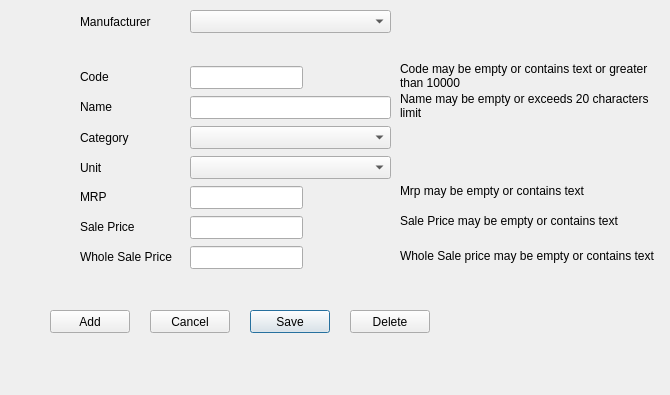
First picture: the form in src/productform.ui, repository thamizha/angadi, before the edit.
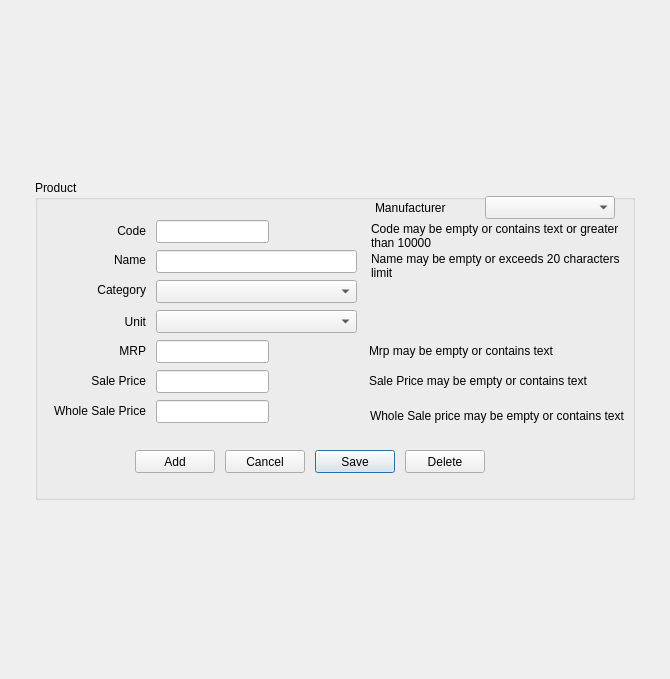
Second picture: the form after the edit.

```diff
--- a/src/productform.ui
+++ b/src/productform.ui
@@ -7,87 +7,76 @@
     <x>0</x>
     <y>0</y>
     <width>670</width>
-    <height>395</height>
+    <height>679</height>
    </rect>
   </property>
   <property name="windowTitle">
    <string>Form</string>
   </property>
-  <widget class="QComboBox" name="comboBoxcategoryId">
-   <property name="geometry">
-    <rect>
-     <x>190</x>
-     <y>126</y>
-     <width>201</width>
-     <height>23</height>
-    </rect>
-   </property>
-  </widget>
-  <widget class="QPushButton" name="pushButtonSave">
+  <property name="styleSheet">
+   <string notr="true"/>
+  </property>
+  <layout class="QHBoxLayout" name="horizontalLayout_2">
+   <item>
+    <layout class="QHBoxLayout" name="horizontalLayout">
+     <item>
+      <spacer name="horizontalSpacer">
+       <property name="orientation">
+        <enum>Qt::Horizontal</enum>
+       </property>
+       <property name="sizeHint" stdset="0">
+        <size>
+         <width>40</width>
+         <height>20</height>
+        </size>
+       </property>
+      </spacer>
+     </item>
+     <item>
+      <layout class="QVBoxLayout" name="verticalLayout">
+       <item>
+        <spacer name="verticalSpacer">
+         <property name="orientation">
+          <enum>Qt::Vertical</enum>
+         </property>
+         <property name="sizeHint" stdset="0">
+          <size>
+           <width>20</width>
+           <height>40</height>
+          </size>
+         </property>
+        </spacer>
+       </item>
+       <item>
+        <widget class="QGroupBox" name="groupBox">
+         <property name="minimumSize">
+          <size>
+           <width>600</width>
+           <height>320</height>
+          </size>
+         </property>
+         <property name="title">
+          <string>Product</string>
+         </property>
+         <widget class="QPushButton" name="pushButtonDelete">
    <property name="geometry">
     <rect>
-     <x>250</x>
-     <y>310</y>
+            <x>370</x>
+            <y>270</y>
      <width>80</width>
      <height>23</height>
     </rect>
    </property>
    <property name="text">
-    <string>Save</string>
-   </property>
-   <property name="default">
-    <bool>true</bool>
-   </property>
-  </widget>
-  <widget class="QLabel" name="label_5">
-   <property name="geometry">
-    <rect>
-     <x>80</x>
-     <y>160</y>
-     <width>110</width>
-     <height>15</height>
-    </rect>
-   </property>
-   <property name="text">
-    <string>Unit</string>
-   </property>
-  </widget>
-  <widget class="QLineEdit" name="lineEditSalePrice">
-   <property name="geometry">
-    <rect>
-     <x>190</x>
-     <y>216</y>
-     <width>113</width>
-     <height>23</height>
-    </rect>
-   </property>
-  </widget>
-  <widget class="QComboBox" name="comboBoxUnit">
-   <property name="geometry">
-    <rect>
-     <x>190</x>
-     <y>156</y>
-     <width>201</width>
-     <height>23</height>
-    </rect>
+           <string>Delete</string>
    </property>
   </widget>
   <widget class="QComboBox" name="comboBoxManufacturer">
    <property name="geometry">
     <rect>
-     <x>190</x>
-     <y>10</y>
-     <width>201</width>
-     <height>23</height>
-    </rect>
-   </property>
-  </widget>
-  <widget class="QLineEdit" name="lineEditName">
-   <property name="geometry">
-    <rect>
-     <x>190</x>
-     <y>96</y>
-     <width>201</width>
+            <x>450</x>
+            <y>16</y>
+            <width>130</width>
      <height>23</height>
     </rect>
    </property>
@@ -95,129 +84,105 @@
   <widget class="QLabel" name="label_6">
    <property name="geometry">
     <rect>
-     <x>80</x>
-     <y>189</y>
-     <width>57</width>
-     <height>15</height>
+            <x>21</x>
+            <y>163</y>
+            <width>90</width>
+            <height>16</height>
     </rect>
    </property>
    <property name="text">
     <string>MRP</string>
    </property>
-  </widget>
-  <widget class="QLineEdit" name="lineEditMrp">
-   <property name="geometry">
-    <rect>
-     <x>190</x>
-     <y>186</y>
-     <width>113</width>
-     <height>23</height>
-    </rect>
-   </property>
-  </widget>
-  <widget class="QLineEdit" name="lineEditCode">
+          <property name="alignment">
+           <set>Qt::AlignRight|Qt::AlignTrailing|Qt::AlignVCenter</set>
+          </property>
+         </widget>
+         <widget class="QLabel" name="label_3">
    <property name="geometry">
     <rect>
-     <x>190</x>
-     <y>66</y>
-     <width>113</width>
-     <height>23</height>
-    </rect>
-   </property>
-  </widget>
-  <widget class="QLabel" name="label_8">
-   <property name="geometry">
-    <rect>
-     <x>80</x>
-     <y>249</y>
-     <width>110</width>
-     <height>15</height>
+            <x>21</x>
+            <y>102</y>
+            <width>90</width>
+            <height>16</height>
     </rect>
    </property>
    <property name="text">
-    <string>Whole Sale Price</string>
+           <string>Category</string>
+          </property>
+          <property name="alignment">
+           <set>Qt::AlignRight|Qt::AlignTrailing|Qt::AlignVCenter</set>
+          </property>
+         </widget>
+         <widget class="QComboBox" name="comboBoxcategoryId">
+          <property name="geometry">
+           <rect>
+            <x>121</x>
+            <y>100</y>
+            <width>201</width>
+            <height>23</height>
+           </rect>
    </property>
   </widget>
   <widget class="QLabel" name="label_7">
    <property name="geometry">
     <rect>
-     <x>80</x>
-     <y>69</y>
-     <width>57</width>
-     <height>15</height>
+            <x>21</x>
+            <y>43</y>
+            <width>90</width>
+            <height>16</height>
     </rect>
    </property>
    <property name="text">
     <string>Code</string>
    </property>
-  </widget>
-  <widget class="QLabel" name="label_9">
+          <property name="alignment">
+           <set>Qt::AlignRight|Qt::AlignTrailing|Qt::AlignVCenter</set>
+          </property>
+         </widget>
+         <widget class="QLabel" name="labelWholeSalePriceValid">
    <property name="geometry">
     <rect>
-     <x>80</x>
-     <y>219</y>
-     <width>110</width>
-     <height>15</height>
+            <x>335</x>
+            <y>220</y>
+            <width>261</width>
+            <height>31</height>
     </rect>
    </property>
    <property name="text">
-    <string>Sale Price</string>
-   </property>
-  </widget>
-  <widget class="QLineEdit" name="lineEditWholeSalePrice">
-   <property name="geometry">
-    <rect>
-     <x>190</x>
-     <y>246</y>
-     <width>113</width>
-     <height>23</height>
-    </rect>
-   </property>
-  </widget>
-  <widget class="QLabel" name="label_3">
+           <string>Whole Sale price may be empty or contains text</string>
+          </property>
+          <property name="wordWrap">
+           <bool>true</bool>
+          </property>
+         </widget>
+         <widget class="QComboBox" name="comboBoxUnit">
    <property name="geometry">
     <rect>
-     <x>80</x>
+            <x>121</x>
      <y>130</y>
-     <width>110</width>
-     <height>15</height>
-    </rect>
-   </property>
-   <property name="text">
-    <string>Category</string>
-   </property>
-  </widget>
-  <widget class="QPushButton" name="pushButtonDelete">
+            <width>201</width>
+            <height>23</height>
+           </rect>
+          </property>
+         </widget>
+         <widget class="QPushButton" name="pushButtonAdd">
    <property name="geometry">
     <rect>
-     <x>350</x>
-     <y>310</y>
+            <x>100</x>
+            <y>270</y>
      <width>80</width>
      <height>23</height>
     </rect>
    </property>
    <property name="text">
-    <string>Delete</string>
-   </property>
-  </widget>
-  <widget class="QLabel" name="label_2">
-   <property name="geometry">
-    <rect>
-     <x>80</x>
-     <y>99</y>
-     <width>57</width>
-     <height>15</height>
-    </rect>
-   </property>
-   <property name="text">
-    <string>Name</string>
+           <string>Add</string>
    </property>
   </widget>
   <widget class="QLabel" name="labelManufacturer">
    <property name="geometry">
     <rect>
-     <x>80</x>
-     <y>14</y>
+            <x>340</x>
+            <y>20</y>
      <width>90</width>
      <height>15</height>
     </rect>
@@ -226,12 +191,44 @@
     <string>Manufacturer</string>
    </property>
   </widget>
+         <widget class="QLabel" name="labelNameValid">
+          <property name="geometry">
+           <rect>
+            <x>336</x>
+            <y>70</y>
+            <width>261</width>
+            <height>31</height>
+           </rect>
+          </property>
+          <property name="text">
+           <string>Name may be empty or exceeds 20 characters limit</string>
+          </property>
+          <property name="wordWrap">
+           <bool>true</bool>
+          </property>
+         </widget>
+         <widget class="QPushButton" name="pushButtonSave">
+          <property name="geometry">
+           <rect>
+            <x>280</x>
+            <y>270</y>
+            <width>80</width>
+            <height>23</height>
+           </rect>
+          </property>
+          <property name="text">
+           <string>Save</string>
+          </property>
+          <property name="default">
+           <bool>true</bool>
+          </property>
+         </widget>
   <widget class="QLabel" name="labelCodeValid">
    <property name="geometry">
     <rect>
-     <x>400</x>
-     <y>60</y>
-     <width>261</width>
+            <x>336</x>
+            <y>40</y>
+            <width>260</width>
      <height>31</height>
     </rect>
    </property>
@@ -245,28 +242,12 @@
     <bool>true</bool>
    </property>
   </widget>
-  <widget class="QLabel" name="labelNameValid">
-   <property name="geometry">
-    <rect>
-     <x>400</x>
-     <y>90</y>
-     <width>261</width>
-     <height>31</height>
-    </rect>
-   </property>
-   <property name="text">
-    <string>Name may be empty or exceeds 20 characters limit</string>
-   </property>
-   <property name="wordWrap">
-    <bool>true</bool>
-   </property>
-  </widget>
   <widget class="QLabel" name="labelMrpValid">
    <property name="geometry">
     <rect>
-     <x>400</x>
-     <y>180</y>
-     <width>261</width>
+            <x>334</x>
+            <y>160</y>
+            <width>240</width>
      <height>21</height>
     </rect>
    </property>
@@ -274,11 +255,27 @@
     <string>Mrp may be empty or contains text</string>
    </property>
   </widget>
+         <widget class="QLabel" name="label_2">
+          <property name="geometry">
+           <rect>
+            <x>21</x>
+            <y>72</y>
+            <width>90</width>
+            <height>16</height>
+           </rect>
+          </property>
+          <property name="text">
+           <string>Name</string>
+          </property>
+          <property name="alignment">
+           <set>Qt::AlignRight|Qt::AlignTrailing|Qt::AlignVCenter</set>
+          </property>
+         </widget>
   <widget class="QLabel" name="labelSalePriceValid">
    <property name="geometry">
     <rect>
-     <x>400</x>
-     <y>210</y>
+            <x>334</x>
+            <y>190</y>
      <width>261</width>
      <height>21</height>
     </rect>
@@ -287,27 +284,99 @@
     <string>Sale Price may be empty or contains text</string>
    </property>
   </widget>
-  <widget class="QLabel" name="labelWholeSalePriceValid">
+         <widget class="QLineEdit" name="lineEditMrp">
    <property name="geometry">
     <rect>
-     <x>400</x>
-     <y>240</y>
-     <width>261</width>
-     <height>31</height>
-    </rect>
-   </property>
+            <x>121</x>
+            <y>160</y>
+            <width>113</width>
+            <height>23</height>
+           </rect>
+          </property>
+         </widget>
+         <widget class="QLineEdit" name="lineEditWholeSalePrice">
+          <property name="geometry">
+           <rect>
+            <x>121</x>
+            <y>220</y>
+            <width>113</width>
+            <height>23</height>
+           </rect>
+          </property>
+         </widget>
+         <widget class="QLabel" name="label_8">
+          <property name="geometry">
+           <rect>
+            <x>1</x>
+            <y>223</y>
+            <width>110</width>
+            <height>16</height>
+           </rect>
+          </property>
    <property name="text">
-    <string>Whole Sale price may be empty or contains text</string>
-   </property>
-   <property name="wordWrap">
-    <bool>true</bool>
+           <string>Whole Sale Price</string>
+          </property>
+          <property name="alignment">
+           <set>Qt::AlignRight|Qt::AlignTrailing|Qt::AlignVCenter</set>
+          </property>
+         </widget>
+         <widget class="QLineEdit" name="lineEditCode">
+          <property name="geometry">
+           <rect>
+            <x>121</x>
+            <y>40</y>
+            <width>113</width>
+            <height>23</height>
+           </rect>
+          </property>
+         </widget>
+         <widget class="QLabel" name="label_5">
+          <property name="geometry">
+           <rect>
+            <x>21</x>
+            <y>134</y>
+            <width>90</width>
+            <height>16</height>
+           </rect>
+          </property>
+          <property name="text">
+           <string>Unit</string>
+          </property>
+          <property name="alignment">
+           <set>Qt::AlignRight|Qt::AlignTrailing|Qt::AlignVCenter</set>
+          </property>
+         </widget>
+         <widget class="QLineEdit" name="lineEditName">
+          <property name="geometry">
+           <rect>
+            <x>121</x>
+            <y>70</y>
+            <width>201</width>
+            <height>23</height>
+           </rect>
+          </property>
+         </widget>
+         <widget class="QLabel" name="label_9">
+          <property name="geometry">
+           <rect>
+            <x>21</x>
+            <y>193</y>
+            <width>90</width>
+            <height>16</height>
+           </rect>
+          </property>
+          <property name="text">
+           <string>Sale Price</string>
+          </property>
+          <property name="alignment">
+           <set>Qt::AlignRight|Qt::AlignTrailing|Qt::AlignVCenter</set>
    </property>
   </widget>
   <widget class="QPushButton" name="pushButtonCancel">
    <property name="geometry">
     <rect>
-     <x>150</x>
-     <y>310</y>
+            <x>190</x>
+            <y>270</y>
      <width>80</width>
      <height>23</height>
     </rect>
@@ -316,19 +385,49 @@
     <string>Cancel</string>
    </property>
   </widget>
-  <widget class="QPushButton" name="pushButtonAdd">
+         <widget class="QLineEdit" name="lineEditSalePrice">
    <property name="geometry">
     <rect>
-     <x>50</x>
-     <y>310</y>
-     <width>80</width>
+            <x>121</x>
+            <y>190</y>
+            <width>113</width>
      <height>23</height>
     </rect>
    </property>
-   <property name="text">
-    <string>Add</string>
-   </property>
-  </widget>
+         </widget>
+        </widget>
+       </item>
+       <item>
+        <spacer name="verticalSpacer_2">
+         <property name="orientation">
+          <enum>Qt::Vertical</enum>
+         </property>
+         <property name="sizeHint" stdset="0">
+          <size>
+           <width>20</width>
+           <height>40</height>
+          </size>
+         </property>
+        </spacer>
+       </item>
+      </layout>
+     </item>
+     <item>
+      <spacer name="horizontalSpacer_2">
+       <property name="orientation">
+        <enum>Qt::Horizontal</enum>
+       </property>
+       <property name="sizeHint" stdset="0">
+        <size>
+         <width>40</width>
+         <height>20</height>
+        </size>
+       </property>
+      </spacer>
+     </item>
+    </layout>
+   </item>
+  </layout>
  </widget>
  <tabstops>
   <tabstop>lineEditCode</tabstop>
```
Lines whose indentation alone changed are shown as unchanged.
